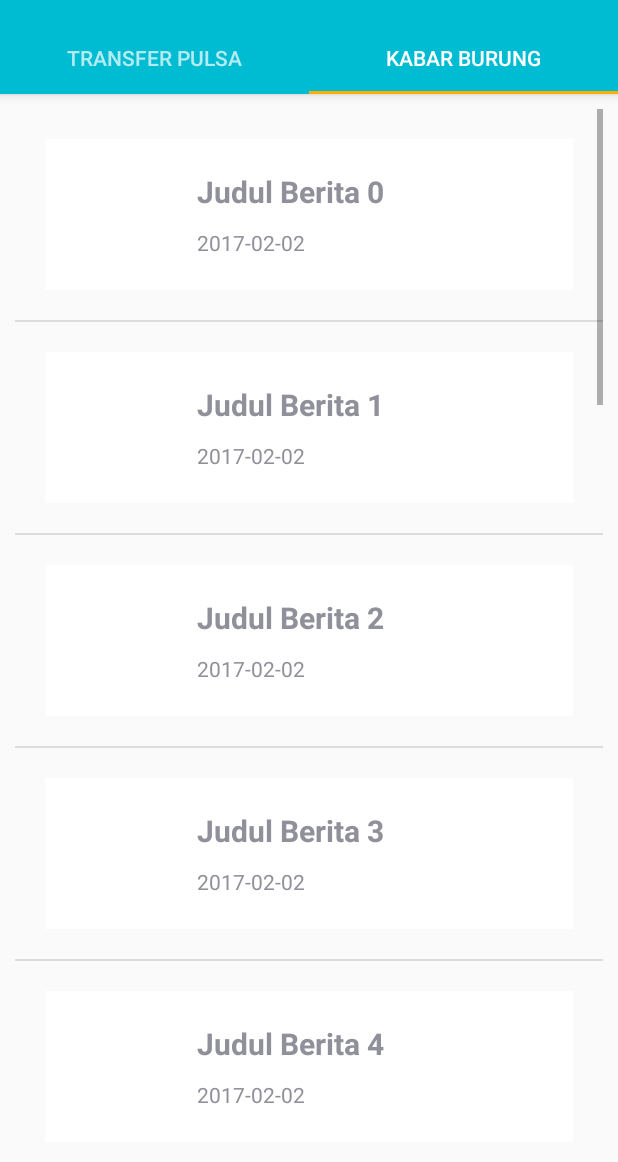
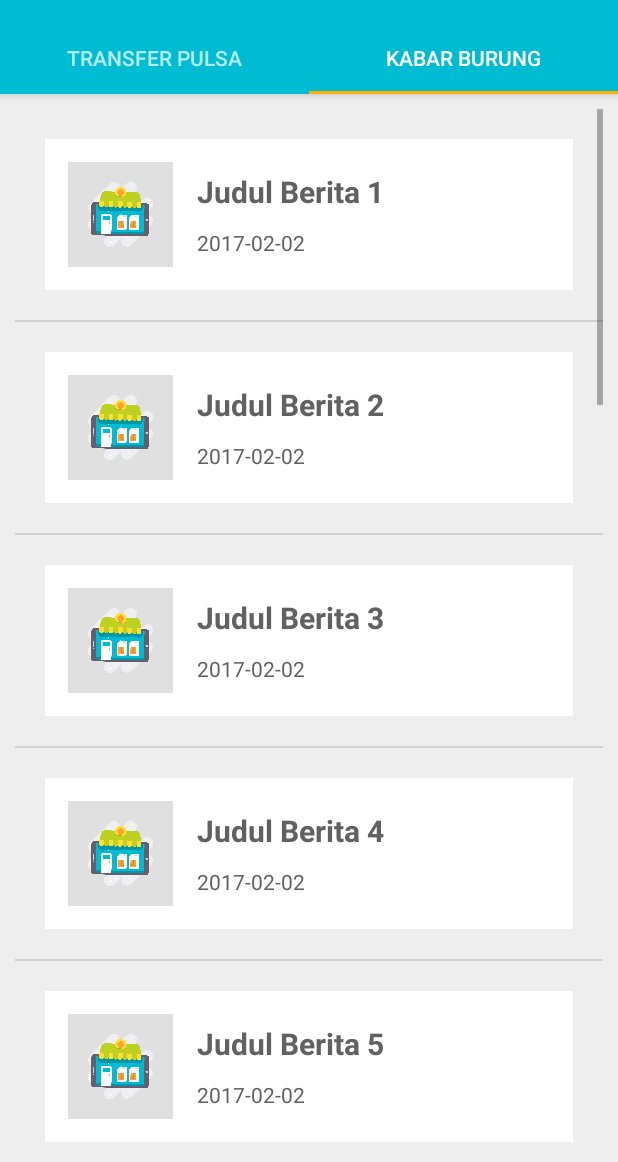
Before and after one commit to mindha/AlomaGo, an Android app: the screen it shows after launch (MainActivityTab), tab 2 chosen, on a phone screen of 412 x 824 dp, the part 74-1236 px from its top. Run offline under Robolectric (Android 15) with nearby library versions, the phone set to English and light mode, and no system bars; 1 statement that could not run was skipped.

Commit message:
Updated can show list in "Berita Burung" using dummy

```diff
--- a/app/src/main/AndroidManifest.xml
+++ b/app/src/main/AndroidManifest.xml
@@ -7,7 +7,7 @@
 
     <application
         android:allowBackup="true"
-        android:icon="@mipmap/ic_launcher"
+        android:icon="@drawable/icon_bird"
         android:label="@string/app_name"
         android:roundIcon="@mipmap/ic_launcher_round"
         android:supportsRtl="true"
--- a/app/src/main/java/com/studio/illiyin/alomagoindonesia/Adapter/KabarAdapter.java
+++ b/app/src/main/java/com/studio/illiyin/alomagoindonesia/Adapter/KabarAdapter.java
@@ -46,7 +46,7 @@ public class KabarAdapter extends ArrayAdapter<KabarModel> {
             LayoutInflater inflater = LayoutInflater.from(mContext);
             convertView = inflater.inflate(R.layout.item_berita, parent, false);
             viewHolder.itemBerita= (LinearLayout) convertView.findViewById(R.id.itemBerita);
-            viewHolder.photo_thumbnail = (ImageView) convertView.findViewById(R.id.photo_thumbnail);
+            viewHolder.photo_thumbnail = (ImageView) convertView.findViewById(R.id.imagenews);
             viewHolder.itemJudul= (TextView) convertView.findViewById(R.id.judul_berita);
             viewHolder.txtTanggal = (TextView) convertView.findViewById(R.id.tgl_berita);
 
@@ -60,15 +60,17 @@ public class KabarAdapter extends ArrayAdapter<KabarModel> {
         lastPosition = position;
 
         viewHolder.itemBerita.setVisibility(View.VISIBLE);
-        viewHolder.itemJudul.setText(dataModel.getJudul());
-        viewHolder.txtTanggal.setText(dataModel.getDate());
-
         Glide.with(mContext)
                 .load(dataModel.getPhoto())
                 .diskCacheStrategy(DiskCacheStrategy.RESULT)
                 .skipMemoryCache(false)
                 .into(viewHolder.photo_thumbnail);
 
+        viewHolder.itemJudul.setText(dataModel.getJudul());
+        viewHolder.txtTanggal.setText(dataModel.getDate());
+
+
+
         return convertView;
     }
 }
--- a/app/src/main/java/com/studio/illiyin/alomagoindonesia/MenuTab/Kabar.java
+++ b/app/src/main/java/com/studio/illiyin/alomagoindonesia/MenuTab/Kabar.java
@@ -35,7 +35,8 @@ public class Kabar extends Fragment {
     public void dummyBerita(){
         dataModels = new ArrayList<>();
         for (int i=0;i<20;i++){
-            dataModels.add(new KabarModel(i, "https://unsplash.com/photos/lOqxtpaxZXQ", "Judul Berita "+i, "2017-02-02"));
+            String uri = "@drawable/icon_bird.png";
+            dataModels.add(new KabarModel(i, uri, "Judul Berita "+(i+1), "2017-02-02"));
         }
     }
 
--- a/app/src/main/res/layout/fragment_berita_burung.xml
+++ b/app/src/main/res/layout/fragment_berita_burung.xml
@@ -1,15 +1,15 @@
 <?xml version="1.0" encoding="utf-8"?>
 <RelativeLayout xmlns:android="http://schemas.android.com/apk/res/android"
     android:orientation="vertical" android:layout_width="match_parent"
-    android:layout_height="match_parent">
+    android:layout_height="match_parent"
+    android:background="@color/Bg"
+    >
 
     <ListView
         android:id="@+id/listBerita"
         android:layout_width="match_parent"
         android:layout_height="match_parent"
-        android:layout_margin="10dp"
-        />
-
+        android:layout_margin="10dp" />
 
 
 </RelativeLayout>
--- a/app/src/main/res/layout/fragment_transfer_pulsa.xml
+++ b/app/src/main/res/layout/fragment_transfer_pulsa.xml
@@ -3,6 +3,7 @@
     xmlns:app="http://schemas.android.com/apk/res-auto"
     xmlns:tools="http://schemas.android.com/tools"
     android:layout_width="match_parent"
+    android:background="@color/Bg"
     android:layout_height="match_parent"
     tools:context="com.studio.illiyin.alomagoindonesia.MainActivityTab">
 
@@ -42,7 +43,7 @@
         <LinearLayout
             android:layout_width="match_parent"
             android:layout_height="wrap_content"
-            android:layout_marginTop="20dp"
+            android:layout_marginTop="10dp"
             android:layout_marginBottom="20dp"
             android:orientation="vertical"
             android:background="@drawable/shadow"
@@ -95,7 +96,7 @@
             android:layout_width="match_parent"
             android:layout_height="wrap_content"
             android:layout_marginTop="20dp"
-            android:layout_marginBottom="70dp"
+
             android:textColor="@color/colorForm"
             android:background="@color/colorPrimary"
             android:text="TRANSFER"/>
--- a/app/src/main/res/layout/item_berita.xml
+++ b/app/src/main/res/layout/item_berita.xml
@@ -12,11 +12,15 @@
         android:layout_height="wrap_content"
         android:background="@color/colorForm"
         android:padding="10dp">
+
     <ImageView
-        android:id="@+id/photo_thumbnail"
+        android:id="@+id/imagenews"
         android:layout_width="70dp"
         android:layout_height="70dp"
         android:layout_margin="5dp"
+        android:background="@color/abuLight"
+        android:src="@drawable/icon_phone"
+
         />
 
     <LinearLayout
@@ -30,6 +34,7 @@
             android:id="@+id/judul_berita"
             android:layout_width="match_parent"
             android:layout_height="wrap_content"
+            android:textColor="@color/colorBg"
             android:text="Judul Berita Terkini"
             android:textSize="20dp"
             android:layout_margin="5dp"
@@ -40,6 +45,7 @@
             android:id="@+id/tgl_berita"
             android:layout_width="match_parent"
             android:layout_height="wrap_content"
+            android:textColor="@color/colorBg"
             android:layout_margin="5dp"
             android:text="Day, Date Month Year" />
     </LinearLayout>
--- a/app/src/main/res/values/colors.xml
+++ b/app/src/main/res/values/colors.xml
@@ -3,6 +3,9 @@
     <color name="colorPrimary">#00bcd3</color>
     <color name="colorPrimaryDark">#0096a9</color>
     <color name="colorAccent">#ffae00</color>
-    <color name="colorBg">#c4c4c4</color>
+    <color name="colorBg">#616161</color>
+    <color name="abuLight">#E0E0E0</color>
+    <color name="colorFont">#292929</color>
     <color name="colorForm">#ffff</color>
+    <color name="Bg">#EEEEEE</color>
 </resources>
```
Also changed, not shown: app/src/main/res/drawable/shadow.xml (+5 -8 lines).
